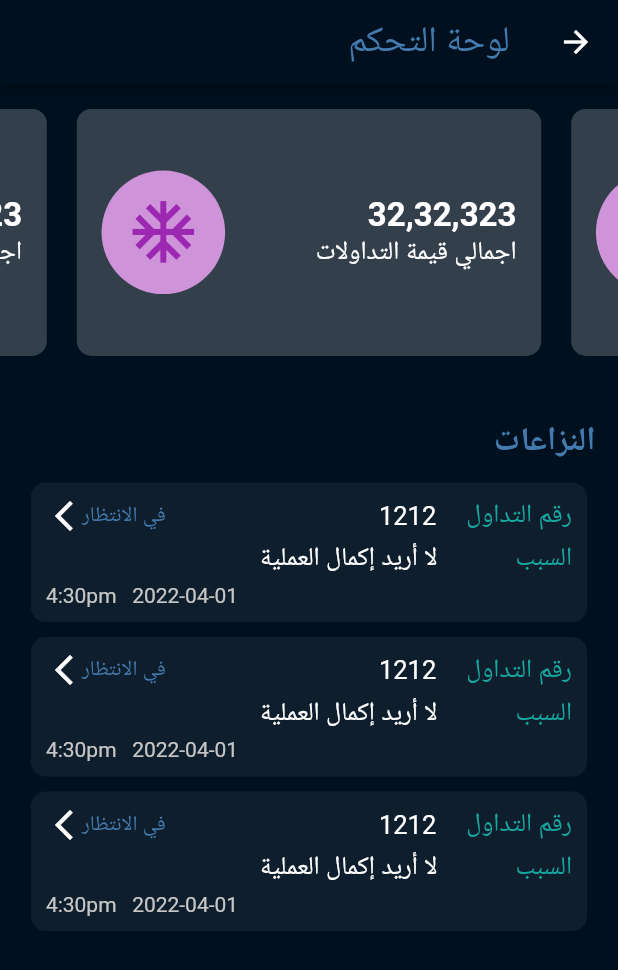
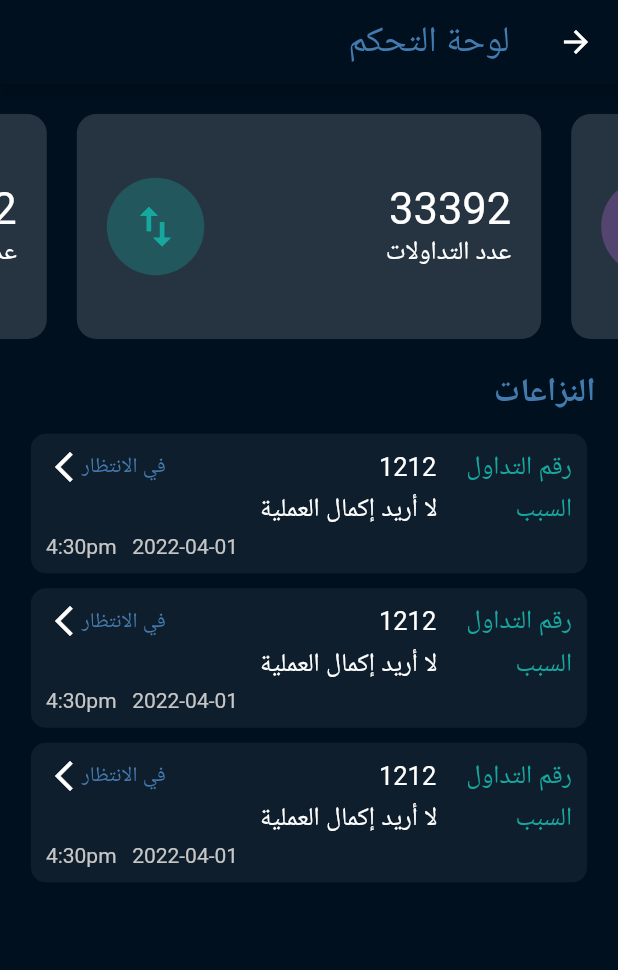
Before and after one commit to Abdulaziz4/aomlah, a Flutter app: the AdminDisputesView screen opened by its route, on a phone screen of 412 x 824 dp. Shown: the top 970 px of the screen. Run offline on Flutter 3.47's test engine with Material 2 defaults, Android fonts, the phone set to English and light mode, and no system bars; drawn by our look-alikes of carousel_slider; our stand-ins replace circular_countdown_timer, firebase_core, flutter_spinkit, flutter_staggered_animations, flutter_svg, google_fonts and 7 more; missing offline and left inert: clipboard, confirm_dialog, ecdsa, elliptic, interactive_chart, syncfusion_flutter_core; accounts and stored records are empty; network calls fail; Roboto replaces fonts that are missing (Cairo).

Commit message:
Creating summary card for admin

```diff
--- a/lib/ui/views/admin_dashoard/disputes/admin_disputes_view.dart
+++ b/lib/ui/views/admin_dashoard/disputes/admin_disputes_view.dart
@@ -1,5 +1,6 @@
 import 'package:aomlah/core/app/utils/constants.dart';
 import 'package:aomlah/ui/views/admin_dashoard/disputes/components/dispute_card.dart';
+import 'package:aomlah/ui/views/admin_dashoard/disputes/components/summary_card.dart';
 import 'package:flutter/material.dart';
 import 'package:carousel_slider/carousel_slider.dart';
 
@@ -21,71 +22,35 @@ class _AdminDisputesViewState extends State<AdminDisputesView> {
         children: [
           Padding(
             padding: EdgeInsets.symmetric(
-                vertical: MediaQuery.of(context).size.height * 0.02),
+              vertical: 20,
+            ),
             child: CarouselSlider(
               options: CarouselOptions(
-                  height: MediaQuery.of(context).size.height * .2),
-
-              /// change in item list and map to update values in slider .
-              items: [1, 2, 3].map((i) {
-                return Builder(
-                  builder: (BuildContext context) {
-                    return Container(
-                        width: MediaQuery.of(context).size.width,
-                        margin: EdgeInsets.symmetric(horizontal: 10.0),
-                        decoration: BoxDecoration(
-                          color: Constants.black4dp,
-                          borderRadius: BorderRadius.circular(10),
-                        ),
-                        child: Padding(
-                          padding: EdgeInsets.symmetric(
-                              horizontal:
-                                  MediaQuery.of(context).size.width * 0.04),
-                          child: Row(
-                            mainAxisAlignment: MainAxisAlignment.spaceBetween,
-                            children: [
-                              Center(
-                                child: Column(
-                                  mainAxisAlignment: MainAxisAlignment.center,
-                                  crossAxisAlignment: CrossAxisAlignment.start,
-                                  children: [
-                                    Text("32,32,323",
-                                        style: Constants.largeText.copyWith(
-                                            color: Colors.white,
-                                            fontWeight: FontWeight.bold)),
-                                    Text("اجمالي قيمة التداولات",
-                                        style: Constants.smallText.copyWith(
-                                          color: Colors.white,
-                                        ))
-                                  ],
-                                ),
-                              ),
-                              Container(
-                                height: MediaQuery.of(context).size.width * 0.2,
-                                width: MediaQuery.of(context).size.width * 0.2,
-                                decoration: BoxDecoration(
-                                  shape: BoxShape.circle,
-                                  color: Colors.purple[200],
-                                ),
-                                child: Center(
-                                  child: Icon(
-                                    Icons.ac_unit,
-                                    color: Colors.purple,
-                                    size: MediaQuery.of(context).size.width *
-                                        0.12,
-                                  ),
-                                ),
-                              ),
-                            ],
-                          ),
-                        ));
-                  },
-                );
-              }).toList(),
+                height: 150,
+                autoPlay: true,
+                viewportFraction: 0.8,
+              ),
+              items: const [
+                SummaryCard(
+                  amount: "33392",
+                  color: Constants.primaryColor,
+                  icon: Icons.swap_vert_outlined,
+                  label: "عدد التداولات",
+                ),
+                SummaryCard(
+                  amount: "33392",
+                  color: Color(0xFFF39C12),
+                  icon: Icons.list_alt_rounded,
+                  label: "عدد العروض",
+                ),
+                SummaryCard(
+                  amount: "346.232,235 \$",
+                  color: Color(0xFFBB6BD9),
+                  icon: Icons.currency_exchange,
+                  label: "قيمة التداولات",
+                ),
+              ],
             ),
-          ),
-          SizedBox(
-            height: MediaQuery.of(context).size.height * 0.03,
           ),
           Container(
             width: MediaQuery.of(context).size.width,
--- /dev/null
+++ b/lib/ui/views/admin_dashoard/disputes/components/summary_card.dart
@@ -0,0 +1,63 @@
+import 'package:aomlah/core/app/utils/constants.dart';
+import 'package:flutter/material.dart';
+import 'package:flutter_svg/svg.dart';
+
+class SummaryCard extends StatelessWidget {
+  final String amount;
+  final String label;
+  final Color color;
+  final IconData icon;
+  const SummaryCard({
+    Key? key,
+    required this.amount,
+    required this.color,
+    required this.label,
+    required this.icon,
+  }) : super(key: key);
+
+  @override
+  Widget build(BuildContext context) {
+    return Container(
+      margin: const EdgeInsets.symmetric(
+        horizontal: 10,
+      ),
+      padding: const EdgeInsets.symmetric(horizontal: 20),
+      decoration: BoxDecoration(
+        borderRadius: BorderRadius.circular(13),
+        color: Constants.black4dp.withOpacity(0.75),
+      ),
+      child: Row(
+        mainAxisAlignment: MainAxisAlignment.spaceBetween,
+        crossAxisAlignment: CrossAxisAlignment.center,
+        children: [
+          Column(
+            mainAxisAlignment: MainAxisAlignment.center,
+            crossAxisAlignment: CrossAxisAlignment.start,
+            children: [
+              Text(
+                amount,
+                style: TextStyle(fontSize: 29),
+              ),
+              Text(
+                label,
+                style: Constants.smallText,
+              ),
+            ],
+          ),
+          Container(
+              height: 65,
+              width: 65,
+              decoration: BoxDecoration(
+                shape: BoxShape.circle,
+                color: color.withOpacity(0.3),
+              ),
+              child: Icon(
+                icon,
+                size: 35,
+                color: color,
+              )),
+        ],
+      ),
+    );
+  }
+}
```
